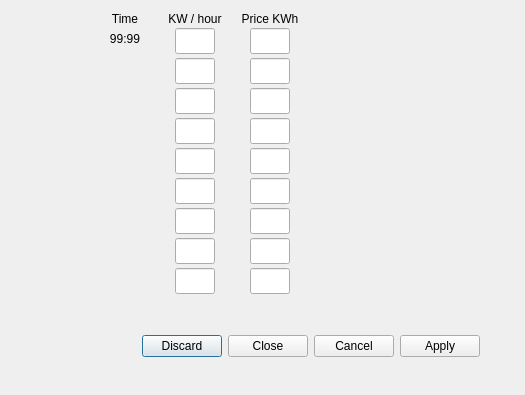
Before: the Qt Designer form QTLinux/AutoCost/datainputdialog.ui in Cvelthoven/AutoCost, drawn with Qt 5; both pictures show x 0 to 525 and y 240 to 635 of the 525 by 635 pixel window.
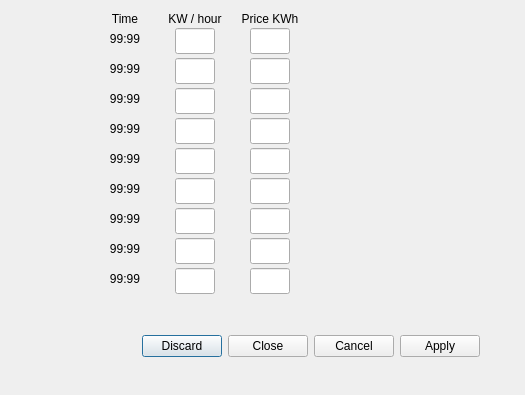
After: the same form once the commit is applied.

The edit to the form file:
```diff
--- a/QTLinux/AutoCost/datainputdialog.ui
+++ b/QTLinux/AutoCost/datainputdialog.ui
@@ -519,6 +519,134 @@
     </rect>
    </property>
   </widget>
+  <widget class="QLabel" name="lblKWhTime2">
+   <property name="geometry">
+    <rect>
+     <x>95</x>
+     <y>300</y>
+     <width>60</width>
+     <height>18</height>
+    </rect>
+   </property>
+   <property name="text">
+    <string>99:99</string>
+   </property>
+   <property name="alignment">
+    <set>Qt::AlignmentFlag::AlignCenter</set>
+   </property>
+  </widget>
+  <widget class="QLabel" name="lblKWhTime3">
+   <property name="geometry">
+    <rect>
+     <x>95</x>
+     <y>330</y>
+     <width>60</width>
+     <height>18</height>
+    </rect>
+   </property>
+   <property name="text">
+    <string>99:99</string>
+   </property>
+   <property name="alignment">
+    <set>Qt::AlignmentFlag::AlignCenter</set>
+   </property>
+  </widget>
+  <widget class="QLabel" name="lblKWhTime4">
+   <property name="geometry">
+    <rect>
+     <x>95</x>
+     <y>360</y>
+     <width>60</width>
+     <height>18</height>
+    </rect>
+   </property>
+   <property name="text">
+    <string>99:99</string>
+   </property>
+   <property name="alignment">
+    <set>Qt::AlignmentFlag::AlignCenter</set>
+   </property>
+  </widget>
+  <widget class="QLabel" name="lblKWhTime5">
+   <property name="geometry">
+    <rect>
+     <x>95</x>
+     <y>390</y>
+     <width>60</width>
+     <height>18</height>
+    </rect>
+   </property>
+   <property name="text">
+    <string>99:99</string>
+   </property>
+   <property name="alignment">
+    <set>Qt::AlignmentFlag::AlignCenter</set>
+   </property>
+  </widget>
+  <widget class="QLabel" name="lblKWhTime6">
+   <property name="geometry">
+    <rect>
+     <x>95</x>
+     <y>420</y>
+     <width>60</width>
+     <height>18</height>
+    </rect>
+   </property>
+   <property name="text">
+    <string>99:99</string>
+   </property>
+   <property name="alignment">
+    <set>Qt::AlignmentFlag::AlignCenter</set>
+   </property>
+  </widget>
+  <widget class="QLabel" name="lblKWhTime7">
+   <property name="geometry">
+    <rect>
+     <x>95</x>
+     <y>450</y>
+     <width>60</width>
+     <height>18</height>
+    </rect>
+   </property>
+   <property name="text">
+    <string>99:99</string>
+   </property>
+   <property name="alignment">
+    <set>Qt::AlignmentFlag::AlignCenter</set>
+   </property>
+  </widget>
+  <widget class="QLabel" name="lblKWhTime8">
+   <property name="geometry">
+    <rect>
+     <x>95</x>
+     <y>480</y>
+     <width>60</width>
+     <height>18</height>
+    </rect>
+   </property>
+   <property name="text">
+    <string>99:99</string>
+   </property>
+   <property name="alignment">
+    <set>Qt::AlignmentFlag::AlignCenter</set>
+   </property>
+  </widget>
+  <widget class="QLabel" name="lblKWhTime9">
+   <property name="geometry">
+    <rect>
+     <x>95</x>
+     <y>510</y>
+     <width>60</width>
+     <height>18</height>
+    </rect>
+   </property>
+   <property name="text">
+    <string>99:99</string>
+   </property>
+   <property name="alignment">
+    <set>Qt::AlignmentFlag::AlignCenter</set>
+   </property>
+  </widget>
  </widget>
  <resources/>
  <connections/>
```
